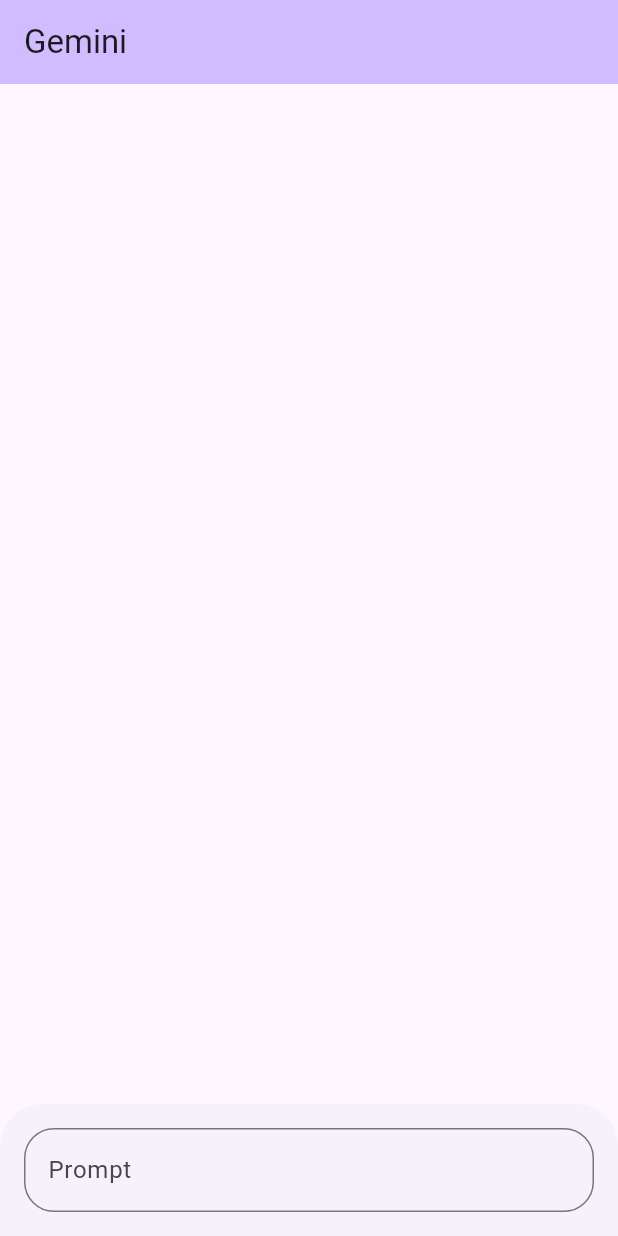
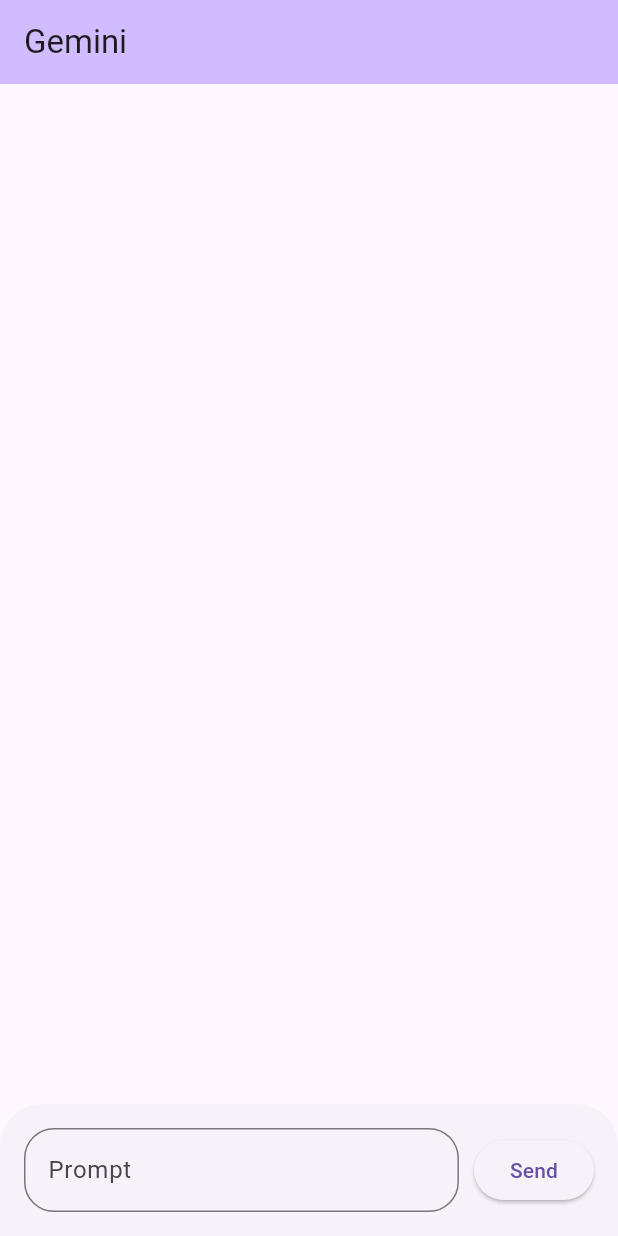
Before and after one commit to Choi-syoon/Chatbot-Mobile, a Flutter app: the screen it shows after launch, on a phone screen of 412 x 824 dp. Run offline on Flutter 3.47's test engine with Material 3 defaults, Android fonts, the phone set to English and light mode, and no system bars.

Commit message:
send button 구현

```diff
--- a/app_gemini/lib/main.dart
+++ b/app_gemini/lib/main.dart
@@ -4,13 +4,12 @@
   runApp(Application());
 }
 
-class Application extends StatefulWidget{
+class Application extends StatefulWidget {
   @override
   _ApplicationState createState() => _ApplicationState();
 }
 
-class _ApplicationState extends State<Application>{
-
+class _ApplicationState extends State<Application> {
   final _promptTextEditController = TextEditingController();
 
   @override
@@ -20,7 +19,7 @@
   }
 
   @override
-  Widget build(BuildContext context){
+  Widget build(BuildContext context) {
     return MaterialApp(
       home: Scaffold(
         appBar: AppBar(
@@ -32,6 +31,9 @@
         ),
         bottomSheet: Padding(
           padding: const EdgeInsets.all(16.0),
+          child: Row(
+            children: [
+              Expanded(
                 child: TextField(
                   controller: _promptTextEditController,
                   keyboardType: TextInputType.text,
@@ -41,12 +43,22 @@
                     ),
                     labelText: "Prompt",
                   ),
-          onChanged: (text) {
-            var _promptTextArray = text;
+                  onChanged: (text) {},
+                ),
+              ),
+              SizedBox(width: 10),
+              ElevatedButton(
+                onPressed: () {
+                  // Handle send button press
+                  String promptText = _promptTextEditController.text;
+                  print('Send button pressed with text: $promptText');
                 },
+                child: Text("Send"),
               ),
-      )
-      )
+            ],
+          ),
+        ),
+      ),
     );
   }
 }
```
Lines whose indentation alone changed are shown as unchanged.
